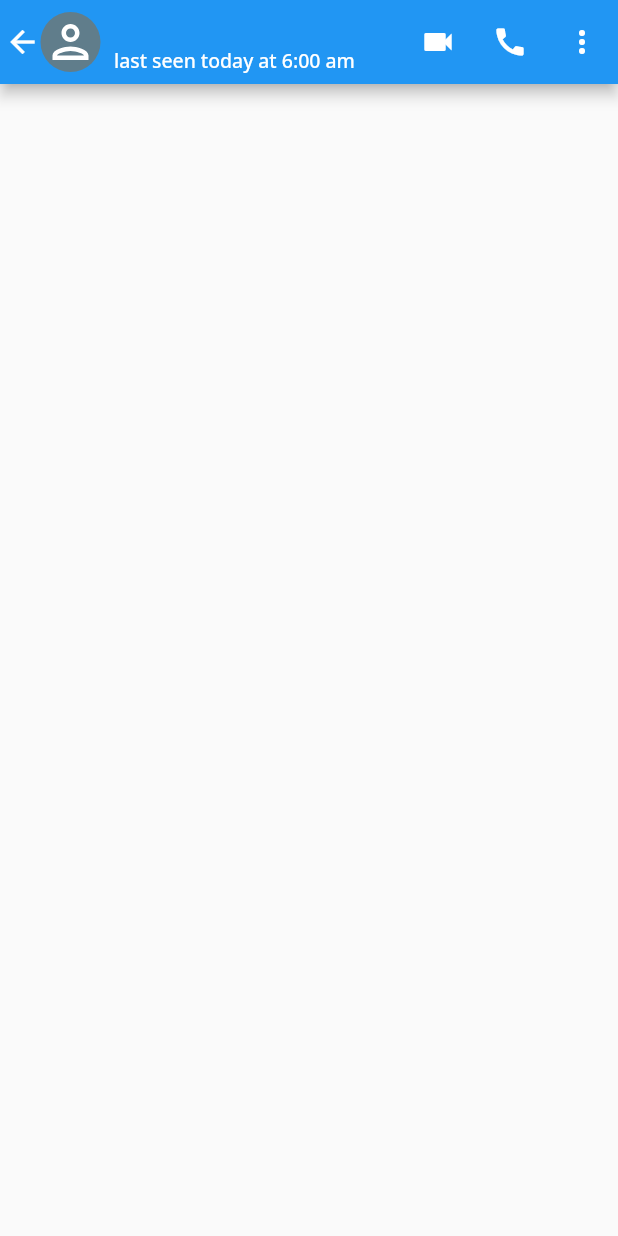
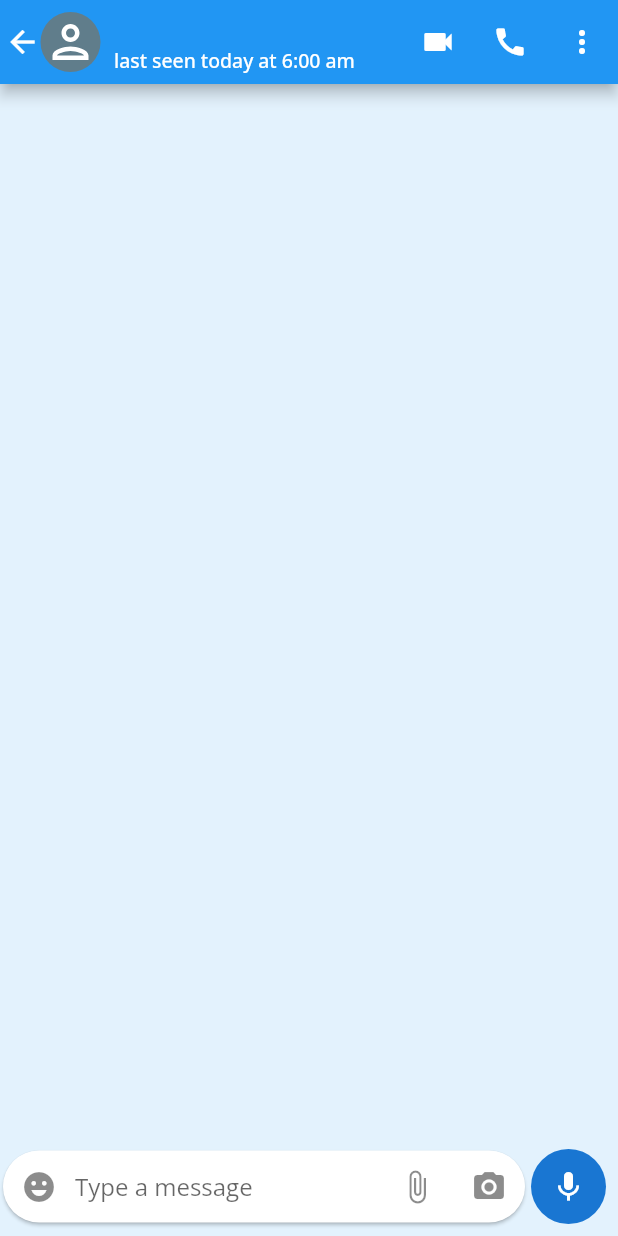
Before and after one commit to Sooraj-s-98/WhatsAppClone, a Flutter app: the IndividualPage screen opened directly with empty values, on a phone screen of 412 x 824 dp. Run offline on Flutter 3.47's test engine with Material 2 defaults, Android fonts, the phone set to English and light mode, and no system bars; our stand-ins replace flutter_svg.

Commit message:
Textbox added

```diff
--- a/lib/screens/IndividualPage.dart
+++ b/lib/screens/IndividualPage.dart
@@ -13,6 +13,7 @@ class _IndividualPageState extends State<IndividualPage> {
   @override
   Widget build(BuildContext context) {
     return Scaffold(
+      backgroundColor: Colors.blue[50],
       appBar: AppBar(
         titleSpacing: 0,
         leadingWidth: 70,
@@ -103,6 +104,70 @@ class _IndividualPageState extends State<IndividualPage> {
           )
         ],
       ),
+      body: Container(
+        height: MediaQuery.of(context).size.height,
+        width: MediaQuery.of(context).size.width,
+        child: Stack(
+          children: [
+            ListView(),
+            Align(
+              alignment: Alignment.bottomCenter,
+              child: Row(
+                children: [
+                  Container(
+                    child: Card(
+                      margin: EdgeInsets.only(left: 2, right: 2, bottom: 8),
+                      shape: RoundedRectangleBorder(
+                          borderRadius: BorderRadius.circular(25)),
+                      child: TextFormField(
+                        textAlignVertical: TextAlignVertical.center,
+                        keyboardType: TextInputType.multiline,
+                        maxLines: 5,
+                        minLines: 1,
+                        decoration: InputDecoration(
+                          border: InputBorder.none,
+                          hintText: "Type a message",
+                          prefixIcon: IconButton(
+                            icon: Icon(Icons.emoji_emotions),
+                            onPressed: () {},
+                          ),
+                          suffixIcon: Row(
+                            mainAxisSize: MainAxisSize.min,
+                            children: [
+                              IconButton(
+                                  onPressed: () {},
+                                  icon: Icon(Icons.attach_file)),
+                              IconButton(
+                                  onPressed: () {},
+                                  icon: Icon(Icons.camera_alt)),
+                            ],
+                          ),
+                          contentPadding: EdgeInsets.all(5),
+                        ),
+                      ),
+                    ),
+                    width: MediaQuery.of(context).size.width - 60,
+                  ),
+                  Padding(
+                    padding:
+                        const EdgeInsets.only(bottom: 8, right: 5, left: 2),
+                    child: CircleAvatar(
+                      radius: 25,
+                      child: IconButton(
+                        icon: Icon(
+                          Icons.mic,
+                          color: Colors.white,
+                        ),
+                        onPressed: () {},
+                      ),
+                    ),
+                  )
+                ],
+              ),
+            ),
+          ],
+        ),
+      ),
     );
   }
 }
```
